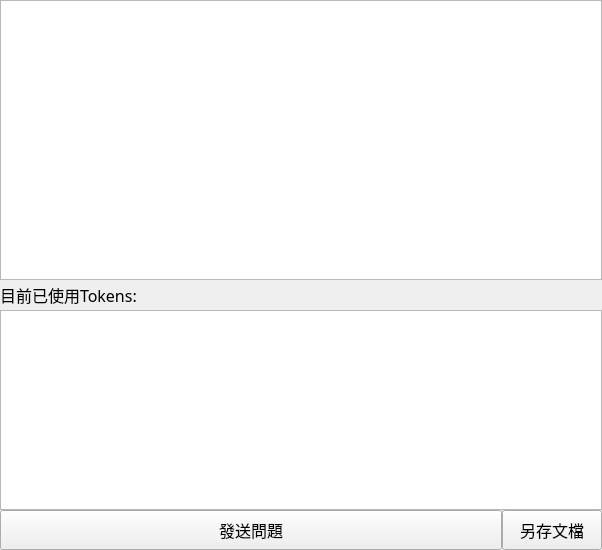
Qt form resource/main.ui (ccutmis/chatgpt_client) before a commit.
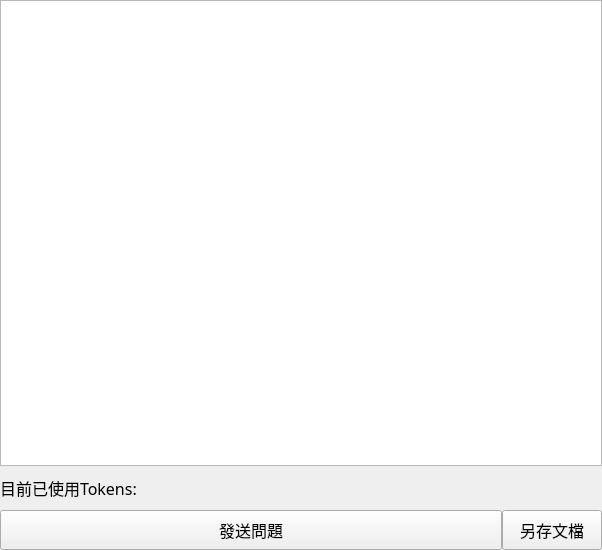
The same form after that commit.

Commit message: add alt+Enter shortcut to submit msg

What changed in the file:
```diff
--- a/resource/main.ui
+++ b/resource/main.ui
@@ -42,7 +42,7 @@
     <item>
      <layout class="QVBoxLayout" name="verticalLayout">
       <property name="spacing">
-       <number>0</number>
+       <number>7</number>
       </property>
       <item>
        <widget class="QTextEdit" name="show_msg">
@@ -92,29 +92,7 @@
        </widget>
       </item>
       <item>
-       <widget class="QTextEdit" name="input_msg">
-        <property name="minimumSize">
-         <size>
-          <width>0</width>
-          <height>100</height>
-         </size>
-        </property>
-        <property name="maximumSize">
-         <size>
-          <width>16777215</width>
-          <height>200</height>
-         </size>
-        </property>
-        <property name="font">
-         <font>
-          <family>微軟正黑體 Light</family>
-          <pointsize>12</pointsize>
-         </font>
-        </property>
-        <property name="lineWidth">
-         <number>0</number>
-        </property>
-       </widget>
+       <layout class="QVBoxLayout" name="v_layout"/>
       </item>
       <item>
        <layout class="QHBoxLayout" name="horizontalLayout">
```
The commit also changes 1 other file.
